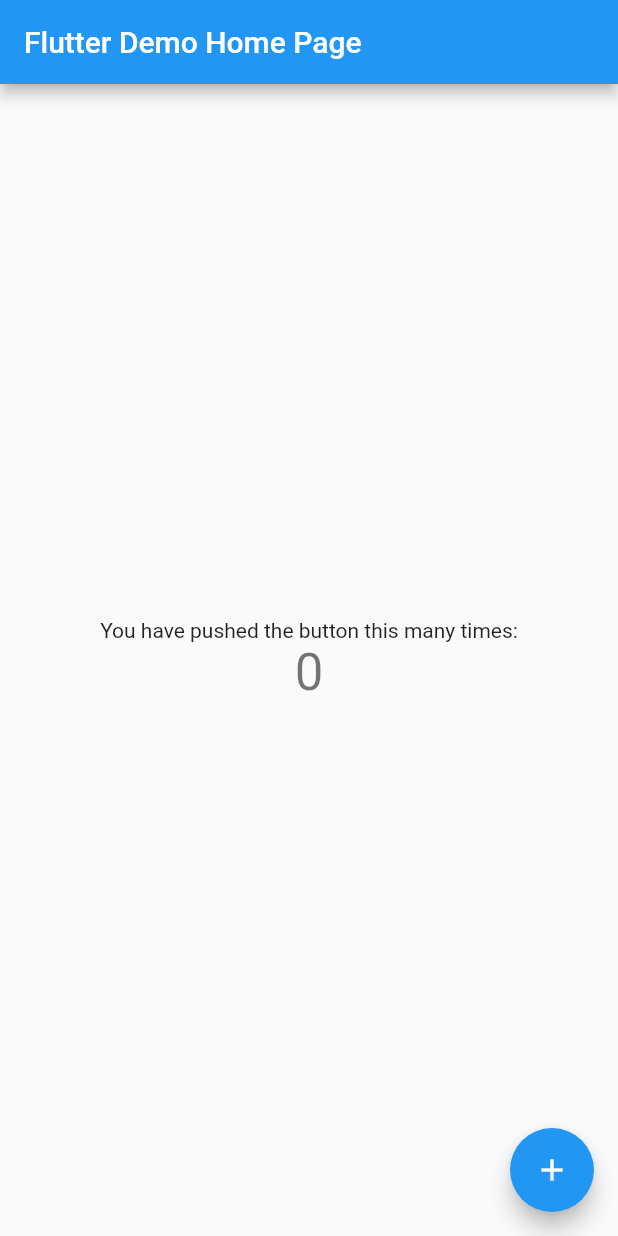
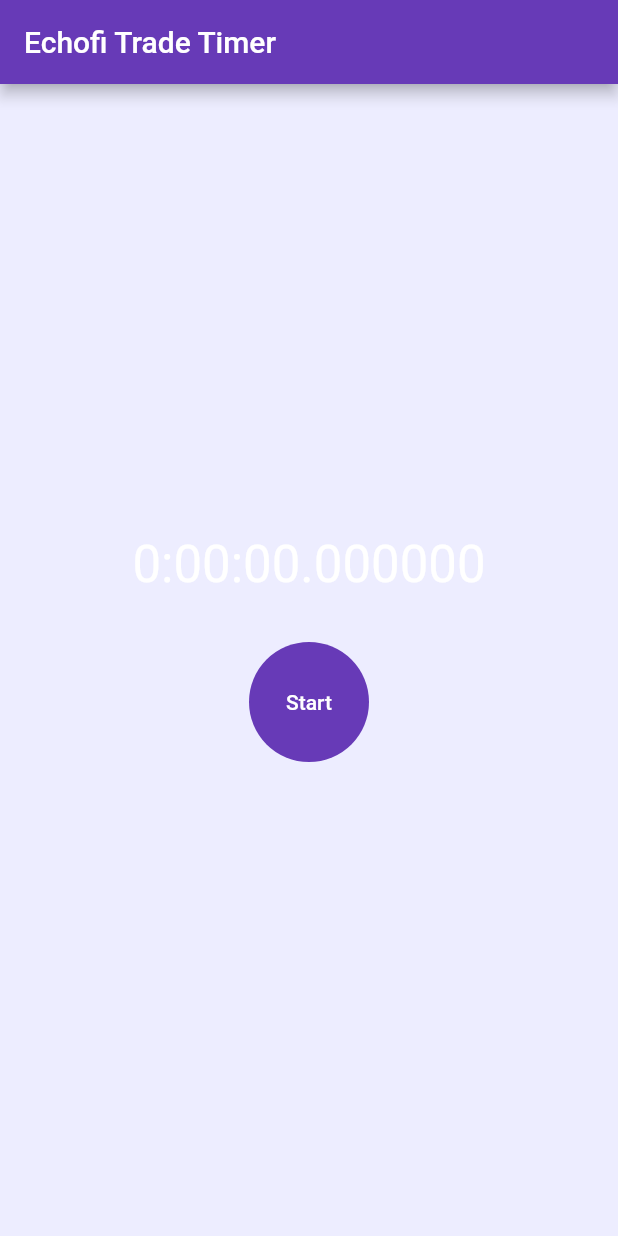
Before and after one commit to RileyGibbs/fitness_timer, a Flutter app: the screen it shows after launch, on a phone screen of 412 x 824 dp. Run offline on Flutter 3.47's test engine with Material 2 defaults, Android fonts, the phone set to English and light mode, and no system bars.

Commit message:
Visual timer with start + stop (pt 1)

```diff
--- a/lib/main.dart
+++ b/lib/main.dart
@@ -1,4 +1,7 @@
 import 'package:flutter/material.dart';
+
+import 'timer.dart';
+import 'styles.dart';
 
 void main() {
   runApp(MyApp());
@@ -9,105 +12,9 @@
   @override
   Widget build(BuildContext context) {
     return MaterialApp(
-      title: 'Flutter Demo',
-      theme: ThemeData(
-        // This is the theme of your application.
-        //
-        // Try running your application with "flutter run". You'll see the
-        // application has a blue toolbar. Then, without quitting the app, try
-        // changing the primarySwatch below to Colors.green and then invoke
-        // "hot reload" (press "r" in the console where you ran "flutter run",
-        // or simply save your changes to "hot reload" in a Flutter IDE).
-        // Notice that the counter didn't reset back to zero; the application
-        // is not restarted.
-        primarySwatch: Colors.blue,
-      ),
-      home: MyHomePage(title: 'Flutter Demo Home Page'),
+      title: 'Echofi Trade Timer',
+      theme: echofiTheme,
+      home: Timer(title: 'Echofi Trade Timer'),
     );
   }
 }
-
-class MyHomePage extends StatefulWidget {
-  MyHomePage({Key? key, required this.title}) : super(key: key);
-
-  // This widget is the home page of your application. It is stateful, meaning
-  // that it has a State object (defined below) that contains fields that affect
-  // how it looks.
-
-  // This class is the configuration for the state. It holds the values (in this
-  // case the title) provided by the parent (in this case the App widget) and
-  // used by the build method of the State. Fields in a Widget subclass are
-  // always marked "final".
-
-  final String title;
-
-  @override
-  _MyHomePageState createState() => _MyHomePageState();
-}
-
-class _MyHomePageState extends State<MyHomePage> {
-  int _counter = 0;
-
-  void _incrementCounter() {
-    setState(() {
-      // This call to setState tells the Flutter framework that something has
-      // changed in this State, which causes it to rerun the build method below
-      // so that the display can reflect the updated values. If we changed
-      // _counter without calling setState(), then the build method would not be
-      // called again, and so nothing would appear to happen.
-      _counter++;
-    });
-  }
-
-  @override
-  Widget build(BuildContext context) {
-    // This method is rerun every time setState is called, for instance as done
-    // by the _incrementCounter method above.
-    //
-    // The Flutter framework has been optimized to make rerunning build methods
-    // fast, so that you can just rebuild anything that needs updating rather
-    // than having to individually change instances of widgets.
-    return Scaffold(
-      appBar: AppBar(
-        // Here we take the value from the MyHomePage object that was created by
-        // the App.build method, and use it to set our appbar title.
-        title: Text(widget.title),
-      ),
-      body: Center(
-        // Center is a layout widget. It takes a single child and positions it
-        // in the middle of the parent.
-        child: Column(
-          // Column is also a layout widget. It takes a list of children and
-          // arranges them vertically. By default, it sizes itself to fit its
-          // children horizontally, and tries to be as tall as its parent.
-          //
-          // Invoke "debug painting" (press "p" in the console, choose the
-          // "Toggle Debug Paint" action from the Flutter Inspector in Android
-          // Studio, or the "Toggle Debug Paint" command in Visual Studio Code)
-          // to see the wireframe for each widget.
-          //
-          // Column has various properties to control how it sizes itself and
-          // how it positions its children. Here we use mainAxisAlignment to
-          // center the children vertically; the main axis here is the vertical
-          // axis because Columns are vertical (the cross axis would be
-          // horizontal).
-          mainAxisAlignment: MainAxisAlignment.center,
-          children: <Widget>[
-            Text(
-              'You have pushed the button this many times:',
-            ),
-            Text(
-              '$_counter',
-              style: Theme.of(context).textTheme.headline4,
-            ),
-          ],
-        ),
-      ),
-      floatingActionButton: FloatingActionButton(
-        onPressed: _incrementCounter,
-        tooltip: 'Increment',
-        child: Icon(Icons.add),
-      ), // This trailing comma makes auto-formatting nicer for build methods.
-    );
-  }
-}
--- /dev/null
+++ b/lib/models/time_keeper.dart
@@ -0,0 +1,30 @@
+import 'dart:async';
+
+class TimeKeeper {
+  // Think this all can be replaced by Dart's built-in Stopwatch class?
+  // int _counter = 0;  // Total number of milliseconds elapsed
+  // late Stream<int> _millisecondStream = Stream<int>.periodic(const Duration(milliseconds: 1), (x) => x);
+  // late StreamSubscription<int> _subscription;
+  //
+  // void _incrementCounter() => _counter++;
+  //
+  // void startCounter() =>
+  //     _subscription = _millisecondStream.listen((event) => _incrementCounter());
+  //
+  // void stopCounter() =>
+  //     _subscription.cancel();
+  //
+  // int get elapsed => _counter;
+
+
+  Stopwatch _clock = Stopwatch();
+
+  void start() => _clock.start();
+
+  void stop() => _clock.stop();
+
+  void reset() => _clock.reset();
+
+  Duration get elapsed => _clock.elapsed;
+
+}
--- /dev/null
+++ b/lib/styles.dart
@@ -0,0 +1,9 @@
+import 'package:flutter/material.dart';
+
+ThemeData get echofiTheme => ThemeData(
+  primarySwatch: Colors.deepPurple,
+  scaffoldBackgroundColor: const Color(0x131313FF),
+  backgroundColor: const Color(0x131313FF),
+);
+
+double get standardPadding => 16.0;
--- /dev/null
+++ b/lib/timer.dart
@@ -0,0 +1,93 @@
+import 'dart:async';
+import 'package:echofi_fitness/styles.dart';
+import 'package:flutter/material.dart';
+import 'models/time_keeper.dart';
+
+class Timer extends StatefulWidget {
+  Timer({Key? key, required this.title}) : super(key: key);
+
+  final String title;
+
+  @override
+  _TimerState createState() => _TimerState();
+}
+
+class _TimerState extends State<Timer> {
+  TimeKeeper _timeKeeper = TimeKeeper();
+  bool _counting = false;
+  Duration _displayTime = Duration();
+
+  // Event every 0.5 ms to update display properly
+  late Stream<int> _updateDisplay;
+  late StreamSubscription<int>? _subscription;
+
+  void startDisplayUpdate() {
+    _updateDisplay = Stream<int>.periodic(const Duration(microseconds: 1), (x) => x);
+    _subscription = _updateDisplay.listen((event) {
+      print(event);
+      setState(() => _displayTime = _timeKeeper.elapsed);
+    });
+  }
+
+  void startTimer() {
+    _timeKeeper.reset();
+    setState(() => _displayTime = _timeKeeper.elapsed);
+    startDisplayUpdate();
+    _timeKeeper.start();
+  }
+
+  void stopTimer() {
+    _timeKeeper.stop();
+    _subscription?.cancel();
+  }
+
+  @override
+  Widget build(BuildContext context) {
+    return Scaffold(
+      appBar: AppBar(
+        title: Text(widget.title),
+      ),
+      body: Center(
+        child: Column(
+          mainAxisAlignment: MainAxisAlignment.center,
+          children: <Widget>[
+            Text(
+              '${_displayTime.toString()}',
+              style: TextStyle(
+                fontSize: 34.0,
+                color: Colors.white,
+              ),
+            ),
+            SizedBox(height: standardPadding),
+            Padding(
+              padding: EdgeInsets.all(standardPadding),
+              child: Row(
+                mainAxisSize: MainAxisSize.min,
+                children: <Widget>[
+                  TextButton(
+                    onPressed: () {
+                      if (_counting) {
+                        stopTimer();
+                        setState(() => _counting = false);
+                      } else {
+                        startTimer();
+                        setState(() => _counting = true);
+                      }
+                    },
+                    style: TextButton.styleFrom(
+                      backgroundColor: _counting ? Colors.red : Colors.deepPurple,
+                      primary: Colors.white,
+                      minimumSize: const Size(80.0, 80.0),
+                      shape: const CircleBorder(),
+                    ),
+                    child: _counting ? Text('Stop') : Text('Start'),
+                  ),
+                ],
+              ),
+            )
+          ],
+        ),
+      ),
+    );
+  }
+}
```
